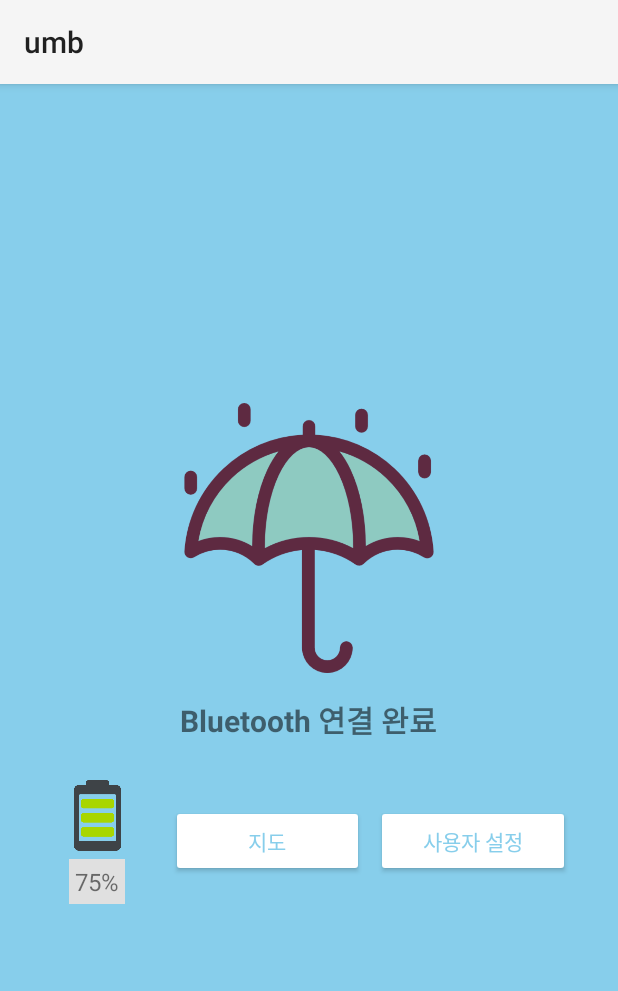
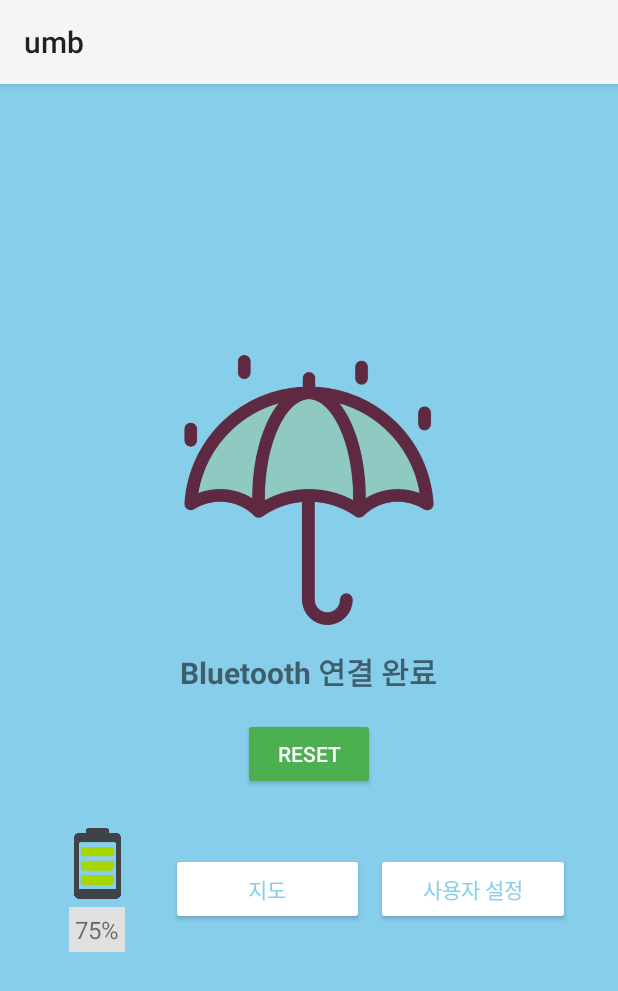
Before and after one commit to SmartUmbrella-Capstone/SmartUmbrella, an Android app: the MainActivity screen opened directly, with no data from a screen before it, on a phone screen of 412 x 824 dp. Shown: the top 991 px of the screen. Run offline under Robolectric (Android 15) with nearby library versions, the phone set to English and light mode, and no system bars.

Commit message:
ble 수정

```diff
--- a/app/src/main/res/layout/activity_main.xml
+++ b/app/src/main/res/layout/activity_main.xml
@@ -33,8 +33,7 @@
         android:id="@+id/buttonStartBLE"
         android:layout_width="wrap_content"
         android:layout_height="wrap_content"
-        android:text="Start BLE"
-        android:visibility="gone"
+        android:text="RESET"
 
         android:textColor="#FFFFFF"
         android:backgroundTint="#4CAF50"
```
Also changed, not shown: app/src/main/java/com/example/smartumbrella/BLEManager.java (+17 -3 lines), app/src/main/java/com/example/smartumbrella/MainActivity.java (+11 -11 lines).
